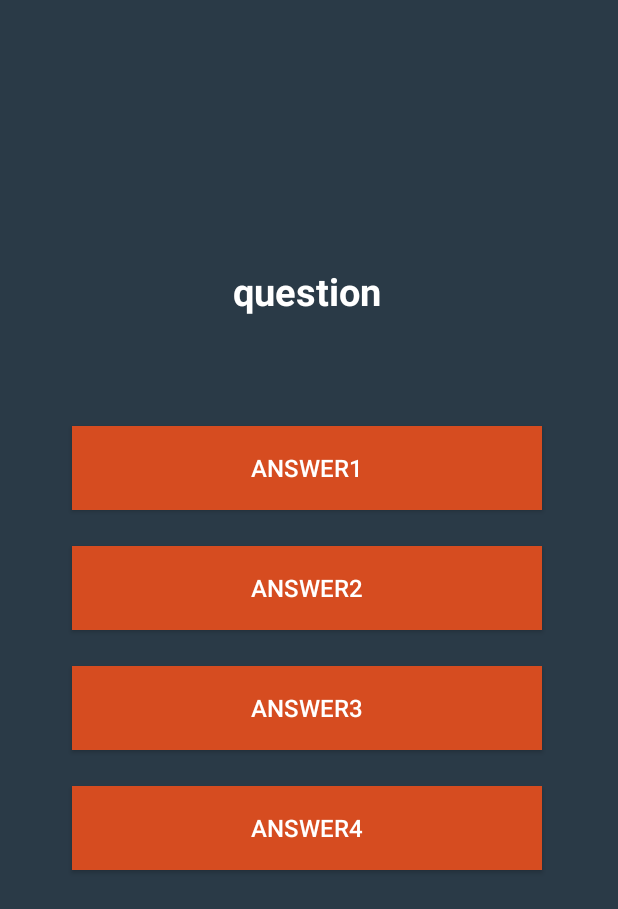
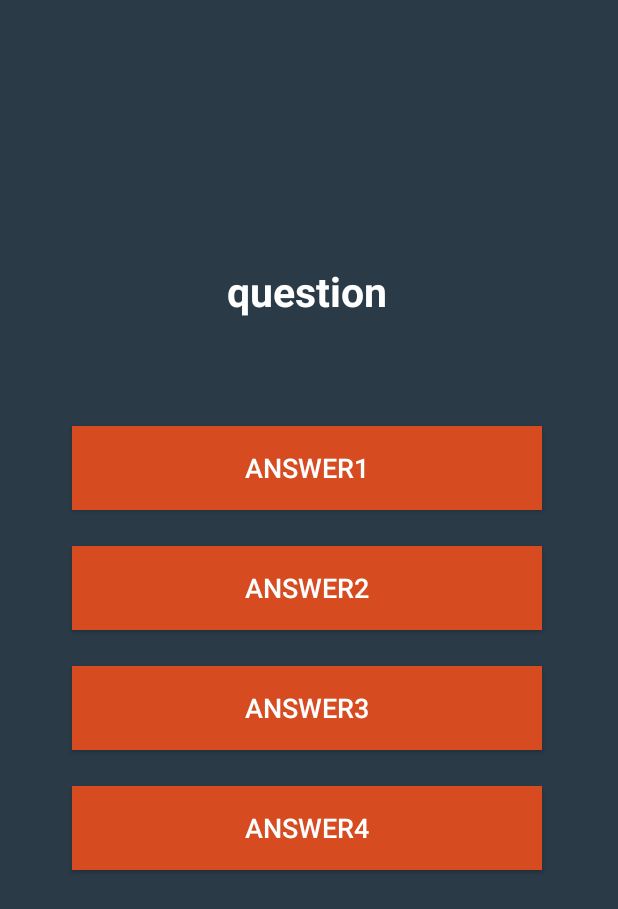
Before and after one commit to llitte/final_project, an Android app: the layout activity_start_game.xml on its own in the app's theme, with its tools: preview values and no code run, on a phone screen of 412 x 824 dp. Shown: the top 909 px of the screen. Run offline under Robolectric (Android 15) with nearby library versions, the phone set to English and light mode, and no system bars.

Commit message:
//23.11.2020 21:50 ครั้งที่ 7

```diff
--- a/app/src/main/java/mongkhonsin/atsadawut/didyouknow/model/QuestionAndAnswerList.java
+++ b/app/src/main/java/mongkhonsin/atsadawut/didyouknow/model/QuestionAndAnswerList.java
@@ -92,8 +92,8 @@ public class QuestionAndAnswerList {
                     "ไข่เจียว",
                     "แกงจืด",
                     "แกงเผ็ด",
-                    "เกงส้มผักรวม",
-                    "เกงส้มผักรวม"),
+                    "แกงส้มผักรวม",
+                    "แกงส้มผักรวม"),
             // 2
             new QuestionAndAnswer(
                     "ข้าวคลุกกระปิ มีเครื่องแนมในข้อใด",
--- a/app/src/main/res/layout/activity_start_game.xml
+++ b/app/src/main/res/layout/activity_start_game.xml
@@ -13,7 +13,7 @@
         android:layout_height="149dp"
         android:gravity="center"
         android:textColor="#FFFFFF"
-        android:textSize="25sp"
+        android:textSize="27sp"
         android:textStyle="bold"
         app:layout_constraintBottom_toBottomOf="parent"
         app:layout_constraintEnd_toEndOf="parent"
@@ -30,7 +30,7 @@
         android:layout_marginBottom="8dp"
         android:background="#D64C20"
         android:textColor="#FFFFFF"
-        android:textSize="16dp"
+        android:textSize="18sp"
         app:layout_constraintBottom_toTopOf="@+id/choice2_button"
         app:layout_constraintEnd_toEndOf="@+id/question_text_view"
         app:layout_constraintHorizontal_bias="0.5"
@@ -48,7 +48,7 @@
         android:layout_marginBottom="8dp"
         android:background="#D64C20"
         android:textColor="#FFFFFF"
-        android:textSize="16dp"
+        android:textSize="18dp"
         app:layout_constraintBottom_toTopOf="@+id/choice3_button"
         app:layout_constraintEnd_toEndOf="@+id/question_text_view"
         app:layout_constraintHorizontal_bias="0.5"
@@ -64,7 +64,7 @@
         android:layout_marginBottom="8dp"
         android:background="#D64C20"
         android:textColor="#FFFFFF"
-        android:textSize="16dp"
+        android:textSize="18dp"
         app:layout_constraintBottom_toTopOf="@+id/choice4_button"
         app:layout_constraintEnd_toEndOf="@+id/question_text_view"
         app:layout_constraintHorizontal_bias="0.5"
@@ -80,7 +80,7 @@
         android:layout_marginBottom="8dp"
         android:background="#D64C20"
         android:textColor="#FFFFFF"
-        android:textSize="16dp"
+        android:textSize="18dp"
         app:layout_constraintBottom_toBottomOf="parent"
         app:layout_constraintEnd_toEndOf="@+id/question_text_view"
         app:layout_constraintHorizontal_bias="0.5"
```
Also changed, not shown: app/src/main/java/mongkhonsin/atsadawut/didyouknow/model/BestScore.java (added, +9 -0 lines).
